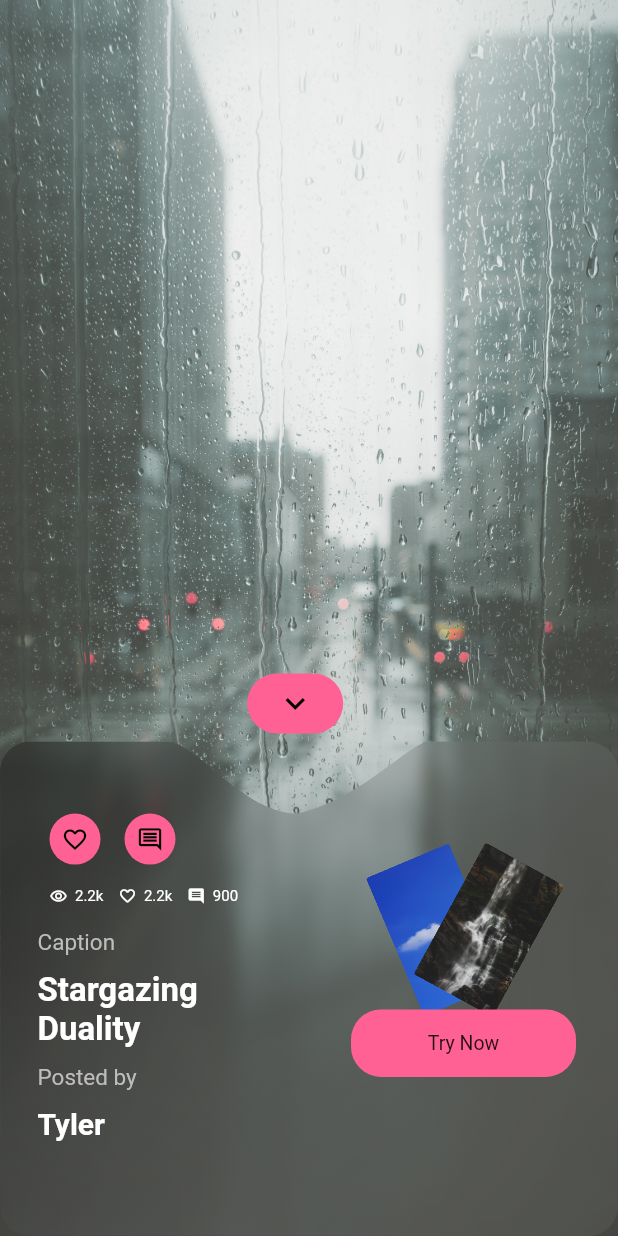
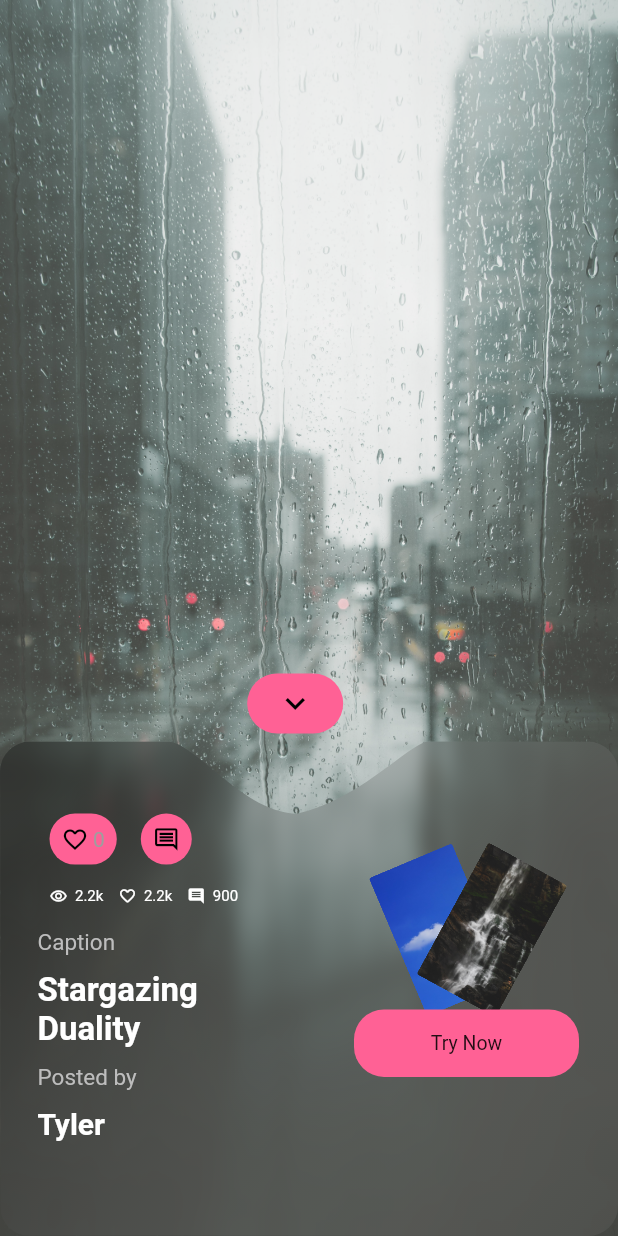
Before and after one commit to Saadaa7/task, a Flutter app: the screen it shows after launch, on a phone screen of 412 x 824 dp. Run offline on Flutter 3.47's test engine with Material 2 defaults, Android fonts, the phone set to English and light mode, and no system bars; drawn by our look-alikes of glassmorphism, like_button; our stand-ins replace camera, flutter_custom_clippers.

Commit message:
liked button animation added

```diff
--- a/lib/main.dart
+++ b/lib/main.dart
@@ -4,6 +4,7 @@
   import 'package:glassmorphism/glassmorphism.dart';
   import 'package:flutter_custom_clippers/flutter_custom_clippers.dart';
   import 'CameraView.dart';
+  import 'package:like_button/like_button.dart';
 
   void main() {
     WidgetsFlutterBinding.ensureInitialized();
@@ -141,7 +142,7 @@
                           ],
                         ),
                         child: Padding(
-                          padding: const EdgeInsets.only(top: 40, bottom: 13, right: 20),
+                          padding: const EdgeInsets.only(top: 40, bottom: 13, right: 18),
                           child: Row(
                             mainAxisAlignment: MainAxisAlignment.spaceBetween,
                             children: [
@@ -171,13 +172,32 @@
                                                     BorderRadius.circular(20),
                                                 color: const Color(0xFFFF6195),
                                               ),
-                                              child: const Padding(
+                                              child:  Padding(
                                                 padding: EdgeInsets.all(8.0),
-                                                child: Icon(
-                                                  Icons.favorite_border_outlined,
-                                                  color: Colors.black,
+                                                child:
+                                                LikeButton(
                                                   size: 18,
+                                                  circleColor:
+                                                  CircleColor(start: Colors.black26, end: Colors.black),
+                                                  bubblesColor: BubblesColor(
+                                                    dotPrimaryColor: Colors.black,
+                                                    dotSecondaryColor: Colors.black12,
+                                                  ),
+                                                  likeBuilder: (bool isLiked) {
+                                                    return Icon(
+                                                      isLiked ?Icons.favorite : Icons.favorite_border_outlined,
+                                                      color:  Colors.black,
+                                                      size: 18,
+                                                    );
+                                                  },
+                                                  likeCount: 0,
+
                                                 ),
+                                                // Icon(
+                                                //   Icons.favorite_border_outlined,
+                                                //   color: Colors.black,
+                                                //   size: 18,
+                                                // ),
                                               ),
                                             ),
                                           ),
--- a/pubspec.yaml
+++ b/pubspec.yaml
@@ -40,6 +40,7 @@ dependencies:
   camera: ^0.10.5+2
   path_provider: ^2.0.15
   path: ^1.8.3
+  like_button: ^2.0.5
 
 dev_dependencies:
   flutter_test:
```
Also changed, not shown: pubspec.lock.
